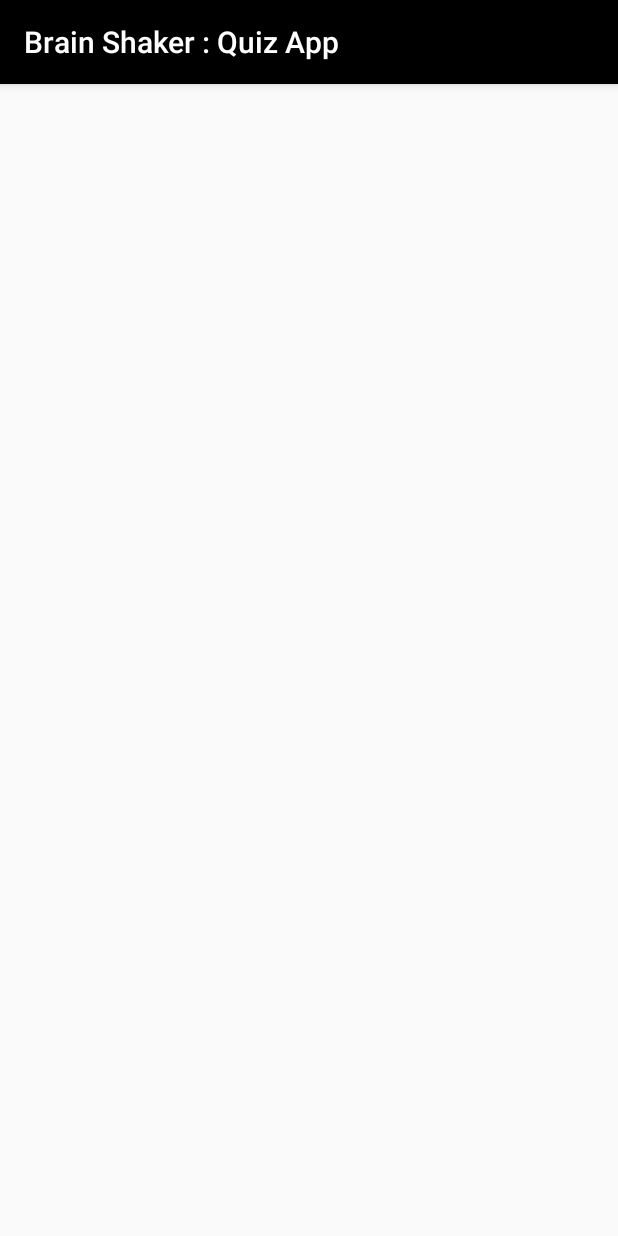
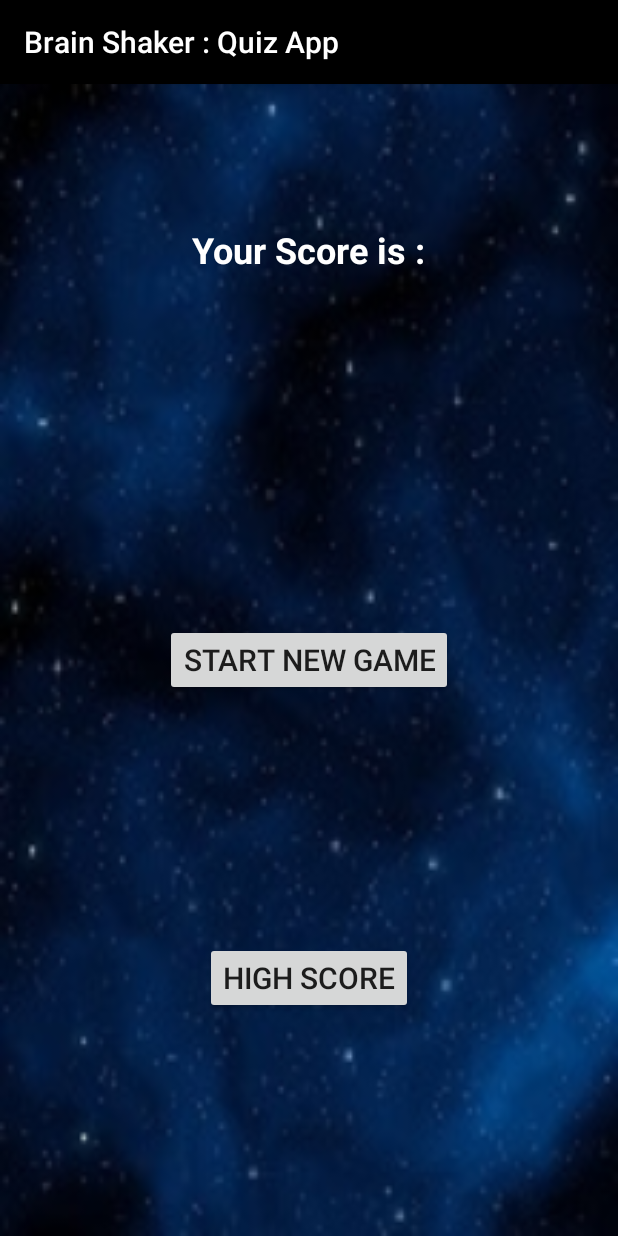
Before and after one commit to rananotfound/BrainShaker_QuizApp, an Android app: the ScoreBoard screen opened directly, with no data from a screen before it, on a phone screen of 412 x 824 dp. Run offline under Robolectric (Android 15) with nearby library versions, the phone set to English and light mode, and no system bars; Roboto replaces fonts that are not available here; 2 statements that could not run were skipped.

Commit message:
Project Improved

```diff
--- a/app/build.gradle
+++ b/app/build.gradle
@@ -26,4 +26,5 @@ dependencies {
     androidTestImplementation 'com.android.support.test:runner:1.0.2'
     androidTestImplementation 'com.android.support.test.espresso:espresso-core:3.0.2'
     implementation 'com.android.support:gridlayout-v7:26.1.0'
+    implementation 'com.android.support:design:26.1.0'
 }
--- a/app/src/main/AndroidManifest.xml
+++ b/app/src/main/AndroidManifest.xml
@@ -23,7 +23,8 @@
             android:resource="@array/preloaded_fonts" />
 
         <activity android:name=".Main2Activity" />
-        <activity android:name=".ScoreBoard"></activity>
+        <activity android:name=".ScoreBoard" />
+        <activity android:name=".HighScoreBoard"></activity>
     </application>
 
 </manifest>
--- a/app/src/main/java/com/ashutoshrana/brainshakerquizapp/MainActivity.java
+++ b/app/src/main/java/com/ashutoshrana/brainshakerquizapp/MainActivity.java
@@ -32,7 +32,8 @@ String temp=null;
                     msg.setText("You can't leave this Empty !");
                 else{
                     Intent game=new Intent(MainActivity.this,Main2Activity.class);
-                    game.putExtra("Name", String.valueOf(name));
+                    String str=name.getText().toString();
+                    game.putExtra("Name",str);
                     startActivity(game);
 
                     MainActivity.this.finish();
--- a/app/src/main/java/com/ashutoshrana/brainshakerquizapp/ScoreBoard.java
+++ b/app/src/main/java/com/ashutoshrana/brainshakerquizapp/ScoreBoard.java
@@ -1,13 +1,58 @@
 package com.ashutoshrana.brainshakerquizapp;
 
+import android.content.Intent;
 import android.support.v7.app.AppCompatActivity;
 import android.os.Bundle;
+import android.view.View;
+import android.widget.Button;
+import android.widget.TextView;
 
 public class ScoreBoard extends AppCompatActivity {
+    TextView name,score;
+    Button new_game,high_score;
 
     @Override
-    protected void onCreate(Bundle savedInstanceState) {
+    protected void onCreate(Bundle savedInstanceState)
+    {
         super.onCreate(savedInstanceState);
         setContentView(R.layout.activity_score_board);
+
+        name=findViewById(R.id.textView5);
+        score=findViewById(R.id.textView4);
+        new_game=findViewById(R.id.button5);
+        high_score=findViewById(R.id.button6);
+
+
+        String score_new = getIntent().getStringExtra("Score"); //contains the score of present game
+        String player_new = getIntent().getStringExtra("Name"); //contains the name of player
+        final Integer answers_right = Integer.parseInt(getIntent().getStringExtra("Correct"));
+        final Integer total_questions=Integer.parseInt(getIntent().getStringExtra("Questions"));
+
+
+        score.setText(score_new);
+        name.setText(player_new);
+
+
+
+
+        new_game.setOnClickListener(new View.OnClickListener()
+        {
+            @Override
+            public void onClick(View v) {
+                Intent game =new Intent(ScoreBoard.this,MainActivity.class);
+                startActivity(game);
+            }
+        });
+
+        high_score.setOnClickListener(new View.OnClickListener()
+        {
+            @Override
+            public void onClick(View v)
+            {
+                Intent hs =new Intent(ScoreBoard.this,HighScoreBoard.class);
+                startActivity(hs);
+            }
+        });
+
     }
 }
--- a/app/src/main/res/layout/activity_score_board.xml
+++ b/app/src/main/res/layout/activity_score_board.xml
@@ -6,4 +6,67 @@
     android:layout_height="match_parent"
     tools:context=".ScoreBoard">
 
+    <RelativeLayout
+        android:layout_width="match_parent"
+        android:layout_height="match_parent"
+        android:background="@drawable/bgd"
+        app:layout_constraintBottom_toBottomOf="parent"
+        app:layout_constraintEnd_toEndOf="parent"
+        app:layout_constraintStart_toStartOf="parent"
+        app:layout_constraintTop_toTopOf="parent">
+
+        <TextView
+            android:id="@+id/textView3"
+            android:layout_width="wrap_content"
+            android:layout_height="wrap_content"
+            android:layout_alignParentTop="true"
+            android:layout_centerHorizontal="true"
+            android:layout_marginTop="94dp"
+            android:text="@string/your_score_is"
+            android:textColor="#FFF"
+            android:textSize="24sp"
+            android:textStyle="bold" />
+
+        <TextView
+            android:id="@+id/textView4"
+            android:layout_width="wrap_content"
+            android:layout_height="43dp"
+            android:layout_alignParentTop="true"
+            android:layout_centerHorizontal="true"
+            android:layout_marginTop="162dp"
+            android:text="@string/score"
+            android:textColor="#FFF"
+            android:textSize="22sp"
+            android:textStyle="bold" />
+
+        <TextView
+            android:id="@+id/textView5"
+            android:layout_width="wrap_content"
+            android:layout_height="wrap_content"
+            android:layout_alignParentTop="true"
+            android:layout_centerHorizontal="true"
+            android:layout_marginTop="37dp"
+            android:text="@string/name1"
+            android:textColor="#FFF"
+            android:textSize="24sp"
+            android:textStyle="bold" />
+
+        <Button
+            android:id="@+id/button5"
+            android:layout_width="wrap_content"
+            android:layout_height="wrap_content"
+            android:layout_centerInParent="true"
+            android:text="@string/start_new_game"
+            android:textSize="20sp" />
+
+        <Button
+            android:id="@+id/button6"
+            android:layout_width="wrap_content"
+            android:layout_height="wrap_content"
+            android:layout_alignParentBottom="true"
+            android:layout_centerHorizontal="true"
+            android:layout_marginBottom="148dp"
+            android:text="@string/high_score"
+            android:textSize="20sp" />
+    </RelativeLayout>
 </android.support.constraint.ConstraintLayout>
--- a/app/src/main/res/values/strings.xml
+++ b/app/src/main/res/values/strings.xml
@@ -6,15 +6,22 @@
     <string name="start">START</string>
     <string name="enter_your_name">Enter Your Name</string>
     <string name="name"><![CDATA[<Name>]]></string>
-    <string name="name1">Name</string>
+
     <string name="enter">_____________________________</string>
     <string name="_30s">30s</string>
-    <string name="_0">0</string>
+    <string name="_0_0">0/0</string>
     <string name="_2_3">2 + 3</string>
     <string name="_25">25</string>
     <string name="_35">35</string>
     <string name="_29">29</string>
     <string name="_39">39</string>
+    <string name="your_score_is">Your Score is :</string>
+    <string name="score">Score</string>
+    <string name="name1">Name</string>
+    <string name="start_new_game">Start New Game</string>
+    <string name="high_score">High Score</string>
+    <string name="namex">NAME</string>
+    <string name="_0">0</string>
 
 
 </resources>
```
Also changed, not shown: app/src/main/java/com/ashutoshrana/brainshakerquizapp/HighScoreBoard.java (added, +16 -0 lines), app/src/main/java/com/ashutoshrana/brainshakerquizapp/Main2Activity.java (+100 -58 lines), app/src/main/java/com/ashutoshrana/brainshakerquizapp/ScoreDataBase.java (added, +75 -0 lines), app/src/main/res/drawable/mybutton.xml (added, +24 -0 lines), app/src/main/res/layout/activity_high_score_board.xml (added, +83 -0 lines), app/src/main/res/layout/activity_main2.xml (+16 -11 lines).
